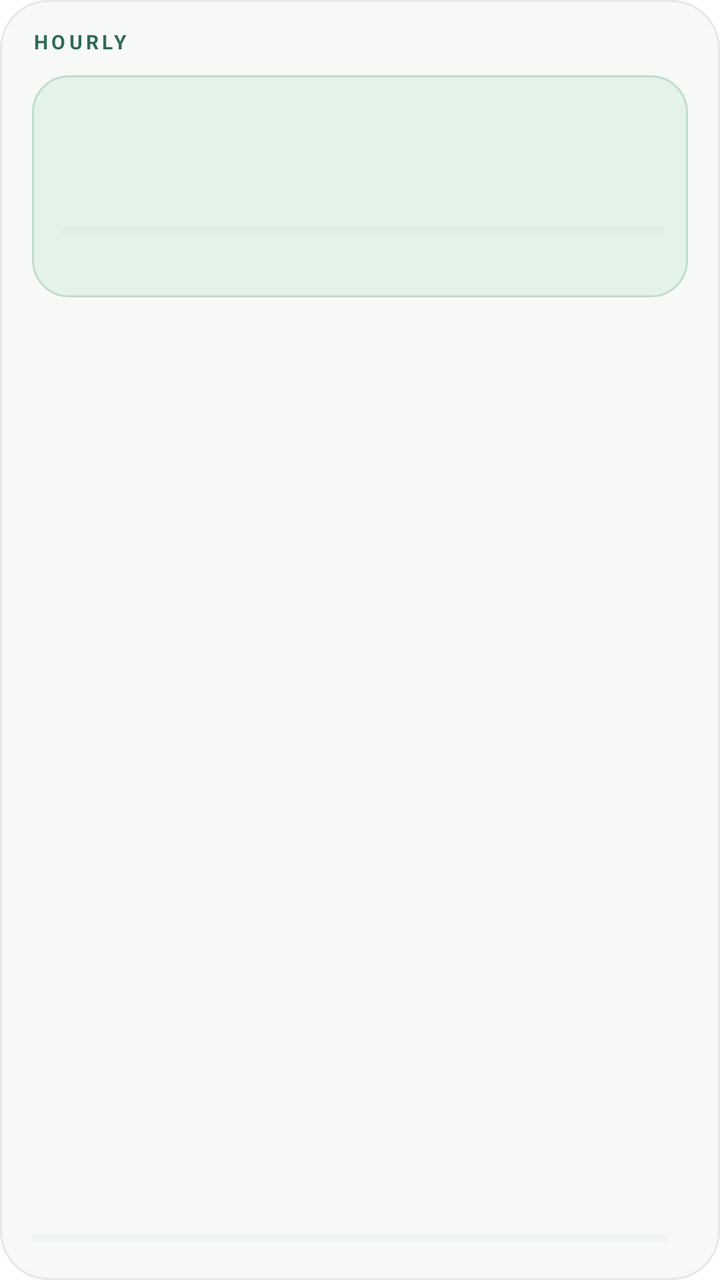
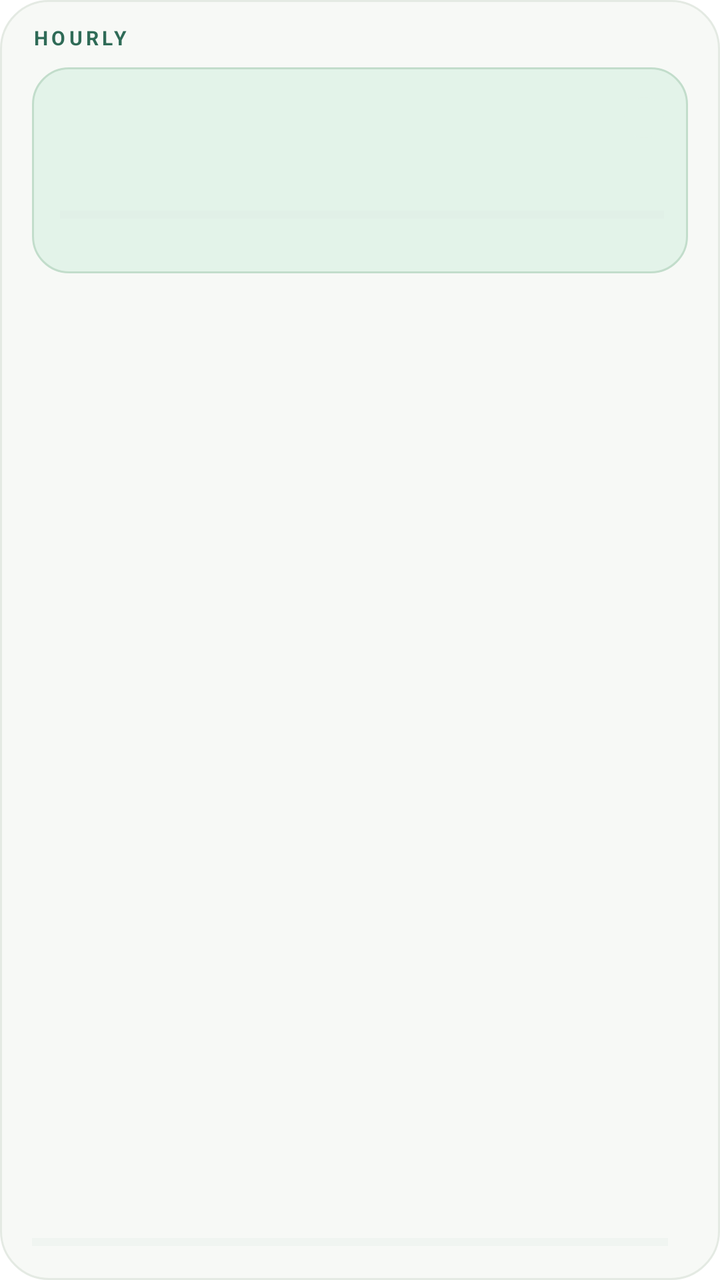

Before-and-after screenshots of an Android layout around one commit, followed by the original layout XML and the change that was made.
<!-- AndroidManifest.xml: fallback theme Theme.MaterialComponents.DayNight.NoActionBar -->
<!-- res/layout/hourly_widget.xml -->
<?xml version="1.0" encoding="utf-8"?>
<LinearLayout xmlns:android="http://schemas.android.com/apk/res/android"
    android:layout_width="match_parent"
    android:layout_height="match_parent"
    android:background="@drawable/bg_widget"
    android:orientation="vertical"
    android:paddingStart="16dp"
    android:paddingTop="14dp"
    android:paddingEnd="16dp"
    android:paddingBottom="14dp">

    
    <LinearLayout
        android:layout_width="match_parent"
        android:layout_height="wrap_content"
        android:gravity="center_vertical"
        android:orientation="horizontal">

        <TextView
            android:id="@+id/widget_brand"
            android:layout_width="0dp"
            android:layout_height="wrap_content"
            android:layout_weight="1"
            android:letterSpacing="0.18"
            android:text="@string/widget_brand"
            android:textColor="@color/widget_accent"
            android:textSize="10sp"
            android:textStyle="bold" />

        <TextView
            android:id="@+id/widget_day"
            android:layout_width="wrap_content"
            android:layout_height="wrap_content"
            android:letterSpacing="0.1"
            android:textColor="@color/widget_muted"
            android:textSize="10sp"
            android:textStyle="bold" />
    </LinearLayout>

    
    <LinearLayout
        android:id="@+id/hero_card"
        android:layout_width="match_parent"
        android:layout_height="wrap_content"
        android:layout_marginTop="10dp"
        android:background="@drawable/bg_widget_hero_active"
        android:orientation="vertical"
        android:paddingStart="14dp"
        android:paddingTop="12dp"
        android:paddingEnd="12dp"
        android:paddingBottom="12dp">

        <LinearLayout
            android:layout_width="match_parent"
            android:layout_height="wrap_content"
            android:gravity="center_vertical"
            android:orientation="horizontal">

            <TextView
                android:id="@+id/hero_time"
                android:layout_width="0dp"
                android:layout_height="wrap_content"
                android:layout_weight="1"
                android:fontFeatureSettings="tnum"
                android:includeFontPadding="false"
                android:letterSpacing="-0.02"
                android:textColor="@color/widget_text"
                android:textSize="26sp"
                android:textStyle="bold" />

            <TextView
                android:id="@+id/hero_chip"
                android:layout_width="wrap_content"
                android:layout_height="wrap_content"
                android:background="@drawable/bg_widget_chip_active"
                android:letterSpacing="0.1"
                android:paddingStart="10dp"
                android:paddingTop="4dp"
                android:paddingEnd="10dp"
                android:paddingBottom="4dp"
                android:textColor="@color/widget_active_text"
                android:textSize="9sp"
                android:textStyle="bold" />
        </LinearLayout>

        <TextView
            android:id="@+id/hero_text"
            android:layout_width="match_parent"
            android:layout_height="wrap_content"
            android:layout_marginTop="4dp"
            android:ellipsize="end"
            android:includeFontPadding="false"
            android:maxLines="2"
            android:textColor="@color/widget_text"
            android:textSize="16sp"
            android:textStyle="bold" />

        <ProgressBar
            android:id="@+id/hero_progress"
            style="?android:attr/progressBarStyleHorizontal"
            android:layout_width="match_parent"
            android:layout_height="5dp"
            android:layout_marginTop="10dp"
            android:max="60"
            android:progress="0"
            android:progressBackgroundTint="@color/widget_track"
            android:progressTint="@color/widget_progress_fill" />

        <TextView
            android:id="@+id/hero_meta"
            android:layout_width="match_parent"
            android:layout_height="wrap_content"
            android:layout_marginTop="6dp"
            android:ellipsize="end"
            android:includeFontPadding="false"
            android:maxLines="1"
            android:textColor="@color/widget_muted"
            android:textSize="10.5sp" />
    </LinearLayout>

    
    <LinearLayout
        android:id="@+id/widget_next"
        android:layout_width="match_parent"
        android:layout_height="wrap_content"
        android:layout_marginTop="9dp"
        android:gravity="center_vertical"
        android:orientation="horizontal">

        <TextView
            android:id="@+id/widget_next_label"
            android:layout_width="wrap_content"
            android:layout_height="wrap_content"
            android:letterSpacing="0.12"
            android:textColor="@color/widget_muted"
            android:textSize="9sp"
            android:textStyle="bold" />

        <TextView
            android:id="@+id/widget_next_text"
            android:layout_width="0dp"
            android:layout_height="wrap_content"
            android:layout_marginStart="8dp"
            android:layout_weight="1"
            android:ellipsize="end"
            android:maxLines="1"
            android:textColor="@color/widget_text"
            android:textSize="12sp" />
    </LinearLayout>

    <LinearLayout
        android:id="@+id/slot_container"
        android:layout_width="match_parent"
        android:layout_height="0dp"
        android:layout_marginTop="2dp"
        android:layout_weight="1"
        android:orientation="vertical" />

    
    <LinearLayout
        android:layout_width="match_parent"
        android:layout_height="wrap_content"
        android:layout_marginTop="4dp"
        android:gravity="center_vertical"
        android:orientation="horizontal">

        <ProgressBar
            android:id="@+id/widget_day_progress"
            style="?android:attr/progressBarStyleHorizontal"
            android:layout_width="0dp"
            android:layout_height="4dp"
            android:layout_weight="1"
            android:max="100"
            android:progress="0"
            android:progressBackgroundTint="@color/widget_track"
            android:progressTint="@color/widget_done_text" />

        <TextView
            android:id="@+id/widget_progress"
            android:layout_width="wrap_content"
            android:layout_height="wrap_content"
            android:layout_marginStart="10dp"
            android:letterSpacing="0.02"
            android:textColor="@color/widget_muted"
            android:textSize="10sp" />
    </LinearLayout>
</LinearLayout>
<!-- resources referenced by this layout -->
<resources>
  <color name="widget_accent">#2F6B57</color>
  <color name="widget_active_text">#1F7A4C</color>
  <color name="widget_done_text">#B3261E</color>
  <color name="widget_muted">#52625A</color>
  <color name="widget_progress_fill">#4C6F60</color>
  <color name="widget_text">#121A15</color>
  <color name="widget_track">#DCE6DE</color>
  <!-- drawable bg_widget (drawable) -->
  <?xml version="1.0" encoding="utf-8"?>
  <shape xmlns:android="http://schemas.android.com/apk/res/android"
      android:shape="rectangle">
      <solid android:color="@color/widget_background" />
      <corners android:radius="24dp" />
      <stroke
          android:width="1dp"
          android:color="@color/widget_stroke" />
  </shape>
  <!-- drawable bg_widget_chip_active (drawable) -->
  <?xml version="1.0" encoding="utf-8"?>
  <shape xmlns:android="http://schemas.android.com/apk/res/android"
      android:shape="rectangle">
      <solid android:color="@color/widget_active_bg" />
      <corners android:radius="20dp" />
  </shape>
  <!-- drawable bg_widget_hero_active (drawable) -->
  <?xml version="1.0" encoding="utf-8"?>
  <shape xmlns:android="http://schemas.android.com/apk/res/android"
      android:shape="rectangle">
      <solid android:color="@color/widget_active_bg" />
      <corners android:radius="18dp" />
      <stroke
          android:width="1dp"
          android:color="@color/widget_active_stroke" />
  </shape>
  <string name="widget_brand">HOURLY</string>
  <color name="widget_background">#F7F9F6</color>
  <color name="widget_stroke">#E4EAE3</color>
  <color name="widget_active_bg">#E3F3E9</color>
  <color name="widget_active_stroke">#C2DDCB</color>
</resources>

<!-- the commit's change to res/layout/hourly_widget.xml (unified diff, before → after) -->
@@ -5,9 +5,9 @@
     android:background="@drawable/bg_widget"
     android:orientation="vertical"
     android:paddingStart="16dp"
-    android:paddingTop="14dp"
+    android:paddingTop="12dp"
     android:paddingEnd="16dp"
-    android:paddingBottom="14dp">
+    android:paddingBottom="12dp">
 
     
     <LinearLayout
@@ -42,13 +42,13 @@
         android:id="@+id/hero_card"
         android:layout_width="match_parent"
         android:layout_height="wrap_content"
-        android:layout_marginTop="10dp"
+        android:layout_marginTop="8dp"
         android:background="@drawable/bg_widget_hero_active"
         android:orientation="vertical"
         android:paddingStart="14dp"
-        android:paddingTop="12dp"
+        android:paddingTop="10dp"
         android:paddingEnd="12dp"
-        android:paddingBottom="12dp">
+        android:paddingBottom="10dp">
 
         <LinearLayout
             android:layout_width="match_parent"
@@ -100,7 +100,7 @@
             style="?android:attr/progressBarStyleHorizontal"
             android:layout_width="match_parent"
             android:layout_height="5dp"
-            android:layout_marginTop="10dp"
+            android:layout_marginTop="8dp"
             android:max="60"
             android:progress="0"
             android:progressBackgroundTint="@color/widget_track"
@@ -110,7 +110,7 @@
             android:id="@+id/hero_meta"
             android:layout_width="match_parent"
             android:layout_height="wrap_content"
-            android:layout_marginTop="6dp"
+            android:layout_marginTop="4dp"
             android:ellipsize="end"
             android:includeFontPadding="false"
             android:maxLines="1"
@@ -123,7 +123,7 @@
         android:id="@+id/widget_next"
         android:layout_width="match_parent"
         android:layout_height="wrap_content"
-        android:layout_marginTop="9dp"
+        android:layout_marginTop="8dp"
         android:gravity="center_vertical"
         android:orientation="horizontal">
 
